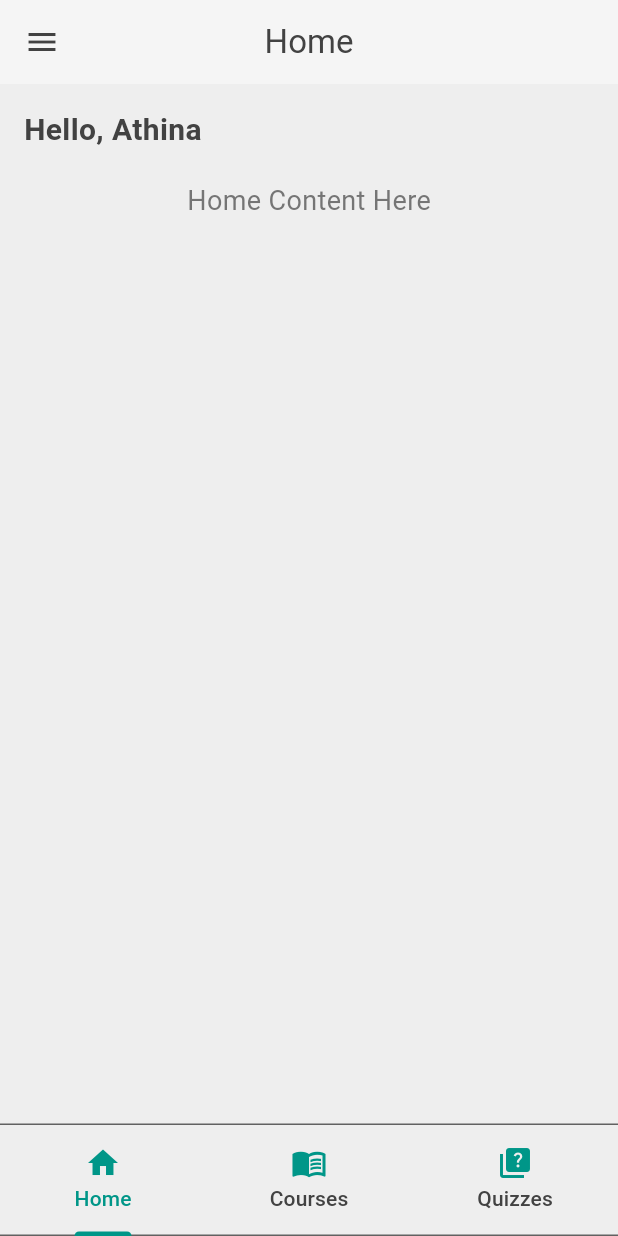
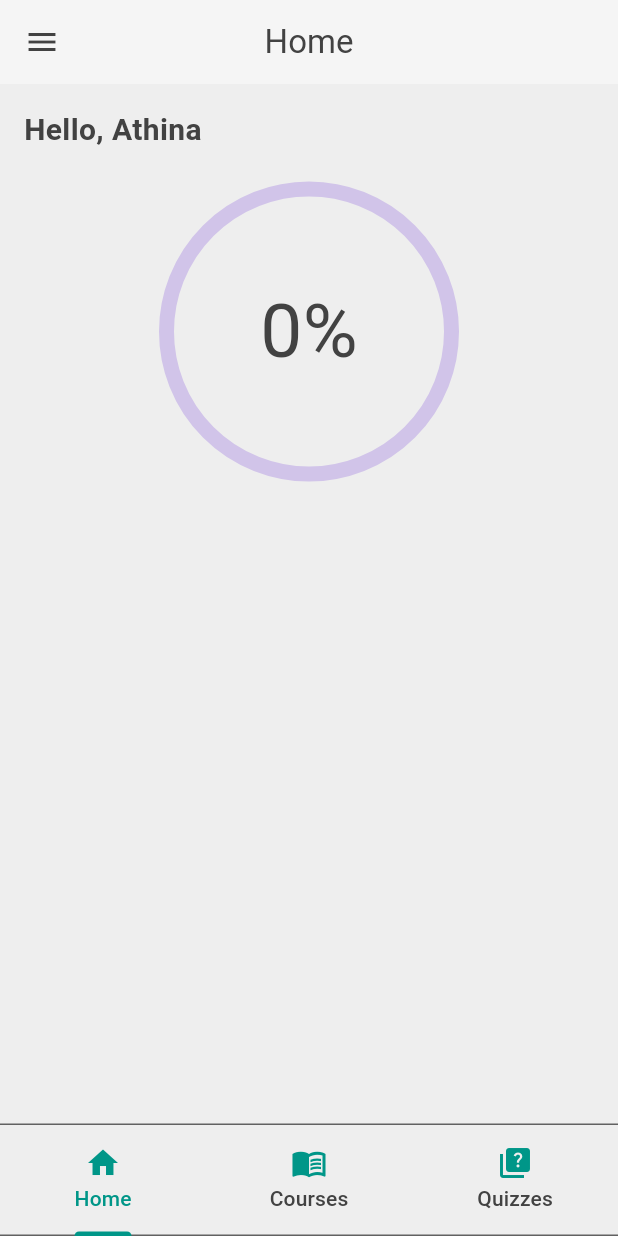
Before and after one commit to A-taraxia/quiz_app, a Flutter app: the screen it shows after launch, on a phone screen of 412 x 824 dp. Run offline on Flutter 3.47's test engine with Material 3 defaults, Android fonts, the phone set to English and light mode, and no system bars; drawn by our look-alikes of percent_indicator; our stand-ins replace cloud_firestore, firebase_auth, firebase_core; accounts and stored records are empty.

Commit message:
Progress Bar 50%

```diff
--- /dev/null
+++ b/lib/components/progress_bar.dart
@@ -0,0 +1,24 @@
+import 'package:flutter/material.dart';
+import 'package:percent_indicator/circular_percent_indicator.dart';
+
+class ProgressBar extends StatelessWidget {
+  final double percent;
+
+  const ProgressBar({super.key, this.percent = 0.0});
+
+  @override
+  Widget build(BuildContext context) {
+    return CircularPercentIndicator(
+      radius: 100,
+      lineWidth: 10,
+      percent: percent,
+      progressColor: Colors.deepPurple,
+      backgroundColor: Colors.deepPurple.shade100,
+      circularStrokeCap: CircularStrokeCap.round,
+      center: Text(
+        '${(percent * 100).toStringAsFixed(0)}%',
+        style: TextStyle(fontSize: 50),
+      ),
+    );
+  }
+}
--- a/lib/containers/home_container.dart
+++ b/lib/containers/home_container.dart
@@ -1,4 +1,5 @@
 import 'package:flutter/material.dart';
+import 'package:quiz_app/components/progress_bar.dart';
 
 class HomeContainer extends StatelessWidget {
   final String nickname;
@@ -26,13 +27,7 @@ class HomeContainer extends StatelessWidget {
         ),
         const SizedBox(height: 20),
         Center(
-          child: Text(
-            'Home Content Here',
-            style: TextStyle(
-              fontSize: 18,
-              color: Theme.of(context).colorScheme.onSurface.withOpacity(0.7),
-            ),
-          ),
+          child: ProgressBar()
         ),
       ],
     );
--- a/pubspec.yaml
+++ b/pubspec.yaml
@@ -35,6 +35,7 @@ dependencies:
   # The following adds the Cupertino Icons font to your application.
   # Use with the CupertinoIcons class for iOS style icons.
   cupertino_icons: ^1.0.6
+  percent_indicator: ^4.2.3
   firebase_core: ^3.0.0
   provider: ^6.1.2
   firebase_auth: ^5.0.0
```
Also changed, not shown: pubspec.lock.
